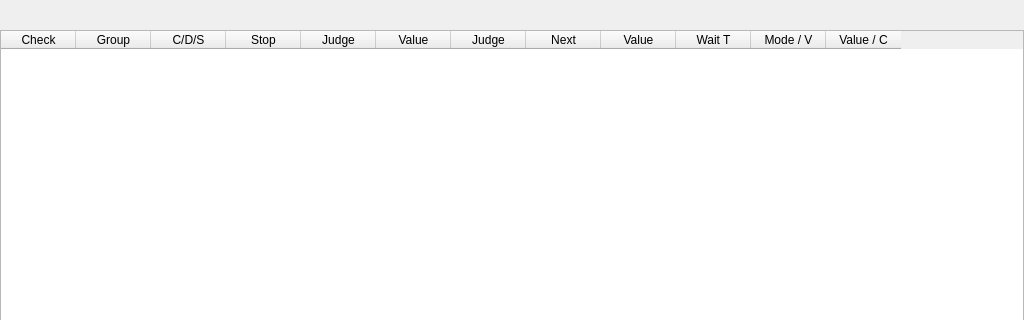
First picture: the form in homepage/rule_tab.ui, repository TC-FW/Battery-Auto-Test-Tool, before the edit; both pictures show x 0 to 1024 and y 0 to 320 of the 1024 by 768 pixel window.
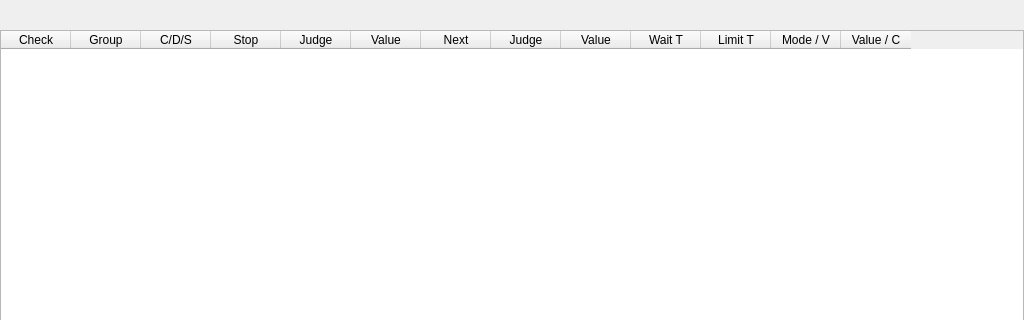
Second picture: the form after the edit.

What changed in the file:
```diff
--- a/homepage/rule_tab.ui
+++ b/homepage/rule_tab.ui
@@ -35,10 +35,10 @@
     <bool>true</bool>
    </attribute>
    <attribute name="horizontalHeaderMinimumSectionSize">
-    <number>75</number>
+    <number>70</number>
    </attribute>
    <attribute name="horizontalHeaderDefaultSectionSize">
-    <number>75</number>
+    <number>70</number>
    </attribute>
    <attribute name="horizontalHeaderHighlightSections">
     <bool>true</bool>
@@ -73,16 +73,16 @@
      <string>Value</string>
     </property>
    </column>
-   <column>
-    <property name="text">
-     <string>Judge</string>
-    </property>
-   </column>
    <column>
     <property name="text">
      <string>Next</string>
     </property>
    </column>
+   <column>
+    <property name="text">
+     <string>Judge</string>
+    </property>
+   </column>
    <column>
     <property name="text">
      <string>Value</string>
@@ -93,6 +93,11 @@
      <string>Wait T</string>
     </property>
    </column>
+   <column>
+    <property name="text">
+     <string>Limit T</string>
+    </property>
+   </column>
    <column>
     <property name="text">
      <string>Mode / V</string>
```
